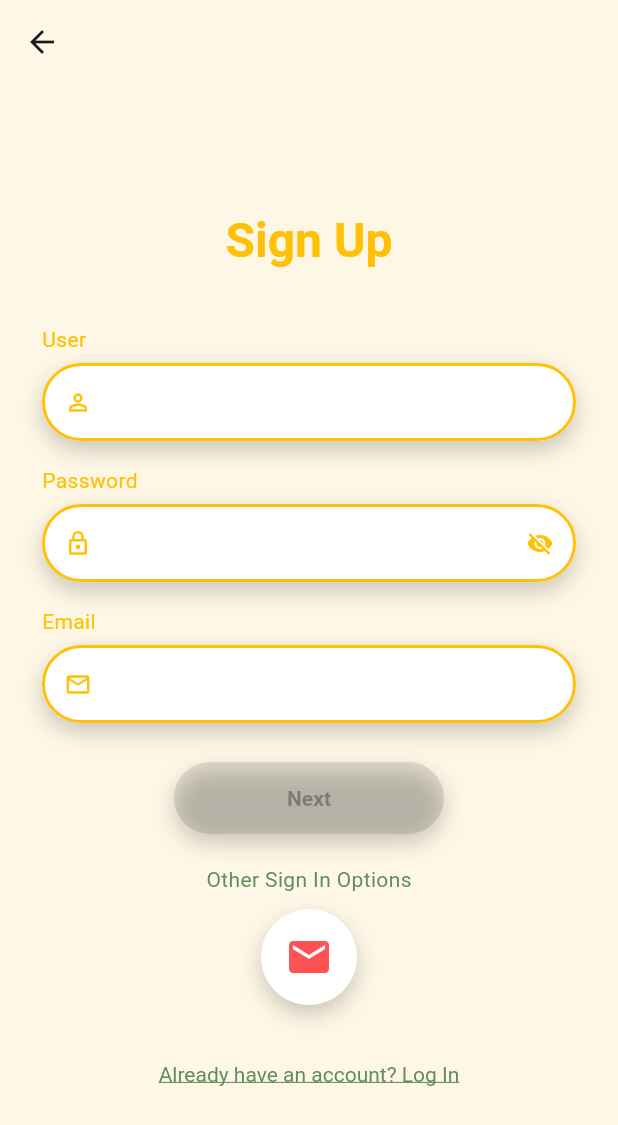
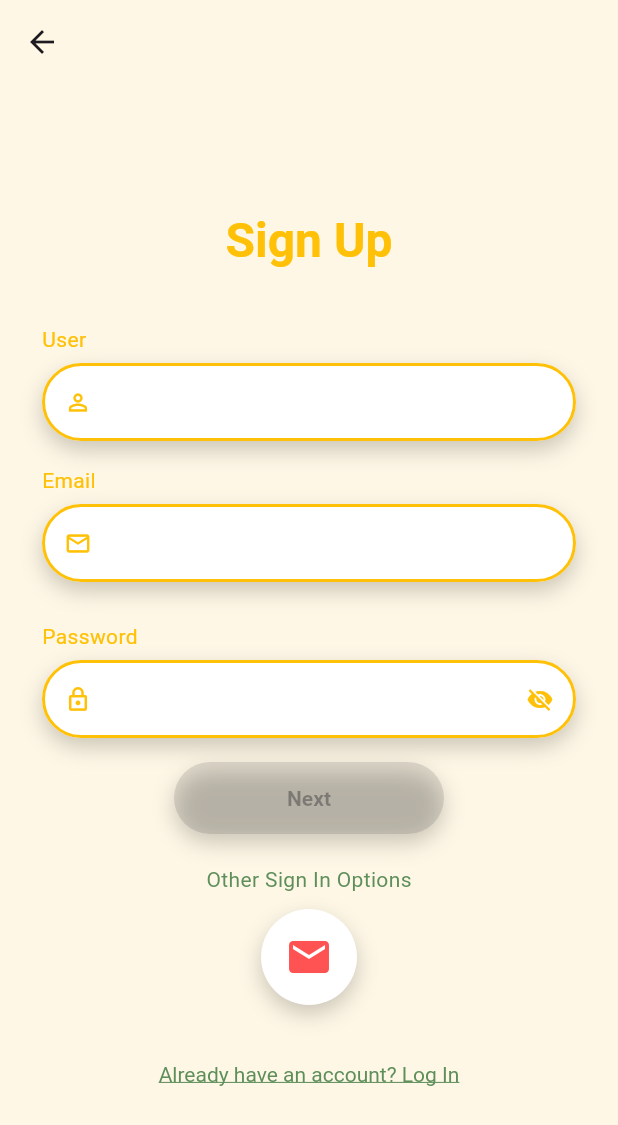
Before and after one commit to Moviles-2025-2-Grupo-Chevere/TalentBridge, a Flutter app: the Signup screen opened directly, on a phone screen of 412 x 824 dp. Shown: the top 1125 px of the screen. Run offline on Flutter 3.47's test engine with Material 3 defaults, Android fonts, the phone set to English and light mode, and no system bars; our stand-ins replace cloud_firestore, connectivity_plus, firebase_analytics, firebase_auth, firebase_core, firebase_storage and 1 more; accounts and stored records are empty.

Commit message:
Feature: improved UX

```diff
--- a/talent_bridge_fl/lib/views/my-profile/my_profile.dart
+++ b/talent_bridge_fl/lib/views/my-profile/my_profile.dart
@@ -99,14 +99,14 @@ class _MyProfileState extends State<MyProfile> {
         fb
             .uploadPFP(File(image.path))
             .then((sn) {
-              if (context.mounted) {
+              if (mounted) {
                 ScaffoldMessenger.of(context).showSnackBar(
                   SnackBar(content: Text('Profile picture uploaded!')),
                 );
               }
             })
             .catchError((_) {
-              if (context.mounted) {
+              if (mounted) {
                 ScaffoldMessenger.of(context).showSnackBar(
                   SnackBar(
                     content: Text('Error uploading profile picture :('),
--- a/talent_bridge_fl/lib/views/signup/signup.dart
+++ b/talent_bridge_fl/lib/views/signup/signup.dart
@@ -166,6 +166,7 @@ class _SignupState extends State<Signup> {
       );
 
       if (!mounted) return;
+      Navigator.of(context).pop();
 
       m.showSnackBar(const SnackBar(content: Text('Account created!')));
       // Si prefieres volver al Login automáticamente, descomenta:
@@ -190,7 +191,9 @@ class _SignupState extends State<Signup> {
     ).textTheme.bodyMedium?.copyWith(color: kAmber);
 
     return Scaffold(
-      appBar: AppBar(backgroundColor: kBg,),
+      appBar: AppBar(
+        backgroundColor: kBg,
+      ),
       backgroundColor: kBg,
       body: SafeArea(
         child: Center(
@@ -234,6 +237,30 @@ class _SignupState extends State<Signup> {
                     ),
 
                     const SizedBox(height: 16),
+                    // ----- EMAIL -----
+                    Text('Email', style: labelStyle),
+                    const SizedBox(height: 6),
+                    _shadowWrap(
+                      TextFormField(
+                        controller: _emailCtrl,
+                        textInputAction: TextInputAction.done,
+                        keyboardType: TextInputType.emailAddress,
+                        autofillHints: const [AutofillHints.email],
+                        inputFormatters: [
+                          LengthLimitingTextInputFormatter(
+                            kMaxGmailLocal + kGmailSuffixLen,
+                          ),
+                          FilteringTextInputFormatter.deny(RegExp(r'\s')),
+                        ],
+                        decoration: _pillInput(icon: Icons.email_outlined),
+                        validator: _gmailOnly,
+                        onChanged: (_) => _revalidate(),
+                        onEditingComplete: _revalidate,
+                        onFieldSubmitted: (_) => _submit(),
+                      ),
+                    ),
+
+                    const SizedBox(height: 26),
 
                     // ----- PASSWORD -----
                     Text('Password', style: labelStyle),
@@ -268,31 +295,6 @@ class _SignupState extends State<Signup> {
                     ),
 
                     const SizedBox(height: 16),
-
-                    // ----- EMAIL -----
-                    Text('Email', style: labelStyle),
-                    const SizedBox(height: 6),
-                    _shadowWrap(
-                      TextFormField(
-                        controller: _emailCtrl,
-                        textInputAction: TextInputAction.done,
-                        keyboardType: TextInputType.emailAddress,
-                        autofillHints: const [AutofillHints.email],
-                        inputFormatters: [
-                          LengthLimitingTextInputFormatter(
-                            kMaxGmailLocal + kGmailSuffixLen,
-                          ),
-                          FilteringTextInputFormatter.deny(RegExp(r'\s')),
-                        ],
-                        decoration: _pillInput(icon: Icons.email_outlined),
-                        validator: _gmailOnly,
-                        onChanged: (_) => _revalidate(),
-                        onEditingComplete: _revalidate,
-                        onFieldSubmitted: (_) => _submit(),
-                      ),
-                    ),
-
-                    const SizedBox(height: 26),
 
                     // ----- CTA "Next" -----
                     ValueListenableBuilder<bool>(
```
